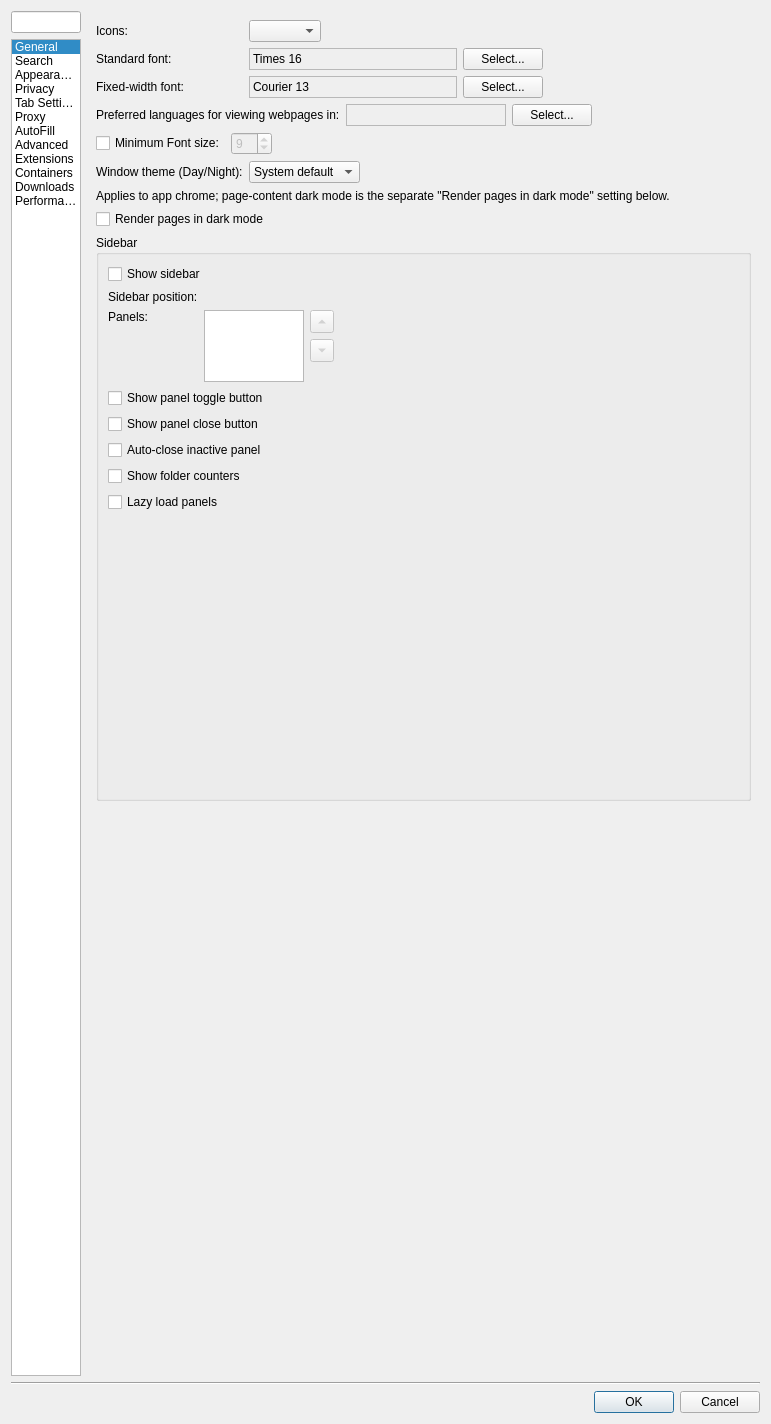
Before: the Qt Designer form src/settings.ui in IT-Space-2026/arktos, drawn with Qt 5.
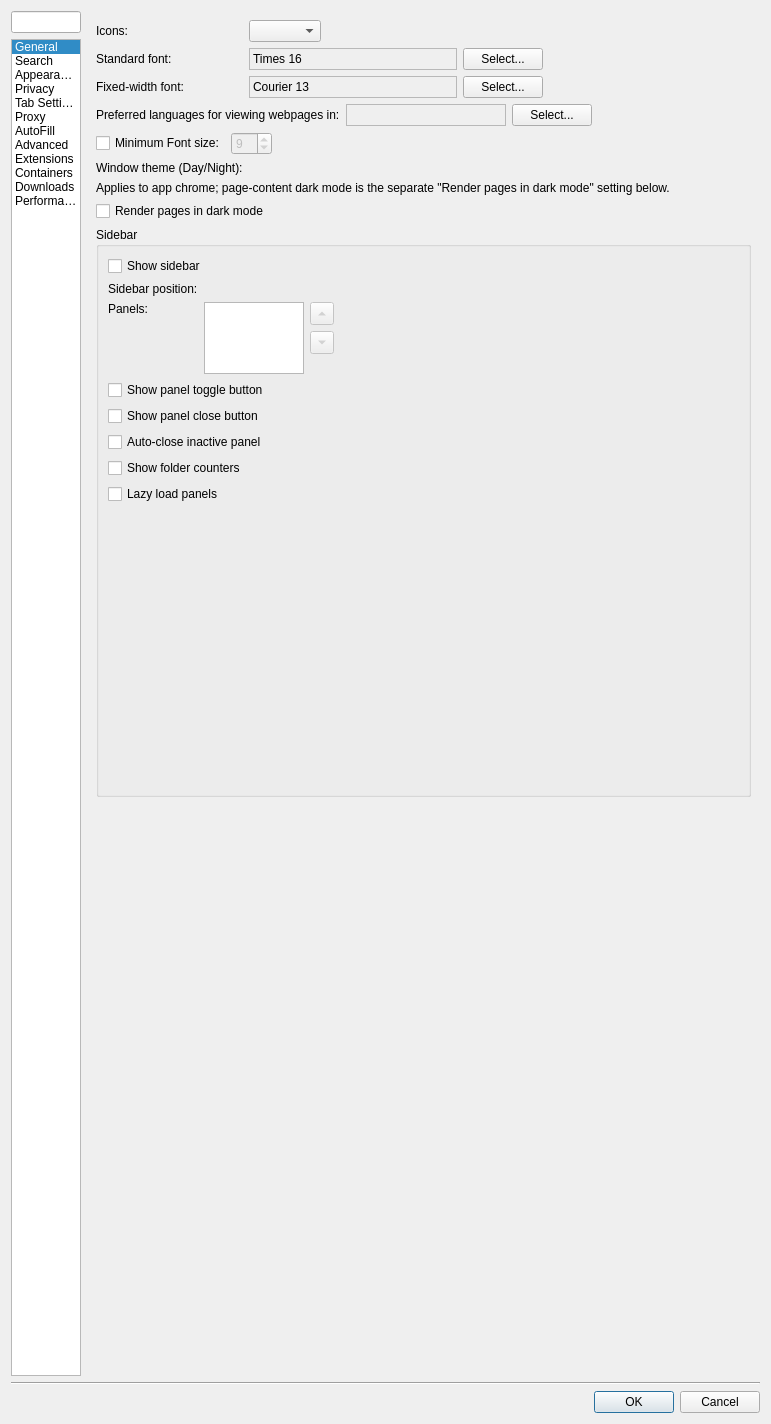
After: the same form once the commit is applied. The open tabs and pages were chosen to show the change. Custom widgets are drawn as their Qt base class.

Commit message: THEM05: Appearance theme selector becomes Light/Dark/Auto tile cards

Patch:
```diff
--- a/src/settings.ui
+++ b/src/settings.ui
@@ -1563,34 +1563,13 @@
         </widget>
        </item>
        <item row="5" column="1" colspan="4">
-        <widget class="QComboBox" name="themeCombo">
-         <property name="sizePolicy">
-          <sizepolicy hsizetype="Maximum" vsizetype="Fixed">
-           <horstretch>0</horstretch>
-           <verstretch>0</verstretch>
-          </sizepolicy>
-         </property>
+        <widget class="ThemePicker" name="themePicker">
          <property name="toolTip">
           <string>Color scheme for Arora's own windows, menus and dialogs. &quot;System default&quot; follows the desktop preference.</string>
          </property>
          <property name="accessibleName">
           <string>Window theme (Day/Night)</string>
          </property>
-         <item>
-          <property name="text">
-           <string>System default</string>
-          </property>
-         </item>
-         <item>
-          <property name="text">
-           <string>Light</string>
-          </property>
-         </item>
-         <item>
-          <property name="text">
-           <string>Dark</string>
-          </property>
-         </item>
         </widget>
        </item>
        <item row="6" column="0" colspan="5">
@@ -4245,6 +4224,11 @@
    <extends>QWidget</extends>
    <header>sidebarpositionpicker.h</header>
   </customwidget>
+  <customwidget>
+   <class>ThemePicker</class>
+   <extends>QWidget</extends>
+   <header>themepicker.h</header>
+  </customwidget>
  </customwidgets>
  <tabstops>
   <tabstop>pagesFilter</tabstop>
```
Left out of the diff: 4 changed lines with no effect on the pictures. The commit also changes 10 other files.
